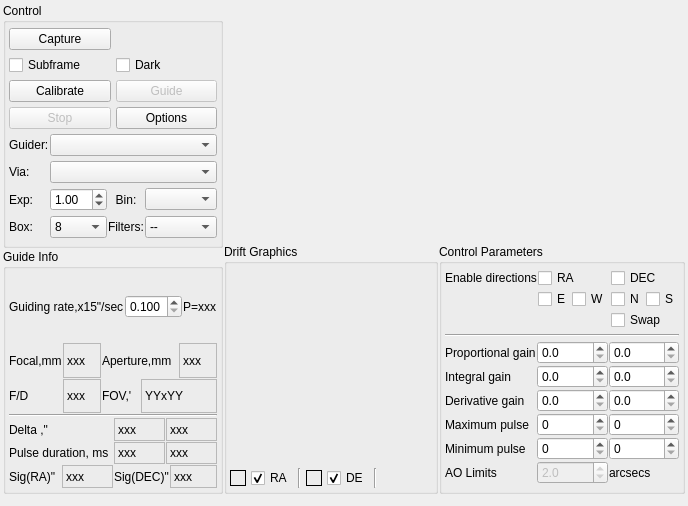
Above: kstars/ekos/guide/guide.ui from KDE/kstars before the change. Below: the same form after it.
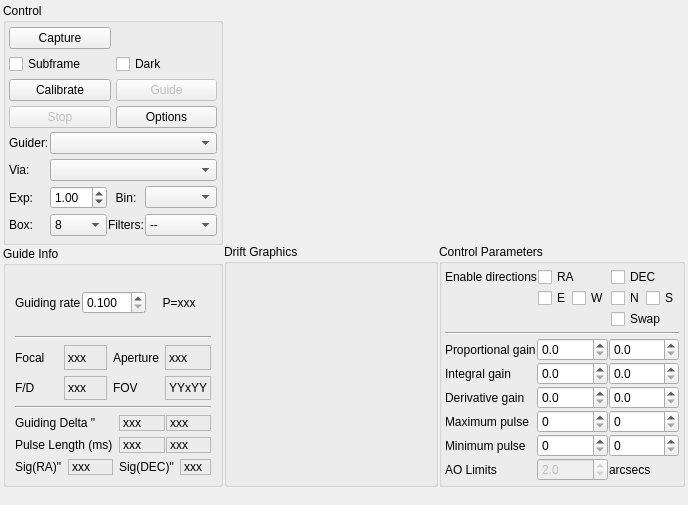
That is the form after the change. Custom widgets are drawn as their Qt base class.

Commit message: More progress on guide graph

```diff
--- a/kstars/ekos/guide/guide.ui
+++ b/kstars/ekos/guide/guide.ui
@@ -6,8 +6,8 @@
    <rect>
     <x>0</x>
     <y>0</y>
-    <width>682</width>
-    <height>506</height>
+    <width>686</width>
+    <height>505</height>
    </rect>
   </property>
   <layout class="QVBoxLayout" name="verticalLayout_5">
@@ -264,21 +264,6 @@
           <string>Guide Info</string>
          </property>
          <layout class="QVBoxLayout" name="verticalLayout">
-          <property name="spacing">
-           <number>1</number>
-          </property>
-          <property name="leftMargin">
-           <number>3</number>
-          </property>
-          <property name="topMargin">
-           <number>3</number>
-          </property>
-          <property name="rightMargin">
-           <number>3</number>
-          </property>
-          <property name="bottomMargin">
-           <number>3</number>
-          </property>
           <item>
            <layout class="QHBoxLayout" name="horizontalLayout_5">
             <property name="spacing">
@@ -290,7 +275,7 @@
                <string>Mount guiding rate</string>
               </property>
               <property name="text">
-               <string>Guiding rate,x15&quot;/sec</string>
+               <string>Guiding rate</string>
               </property>
              </widget>
             </item>
@@ -318,19 +303,26 @@
               <property name="text">
                <string notr="true">P=xxx</string>
               </property>
+              <property name="alignment">
+               <set>Qt::AlignCenter</set>
+              </property>
              </widget>
             </item>
            </layout>
           </item>
+          <item>
+           <widget class="Line" name="line_3">
+            <property name="orientation">
+             <enum>Qt::Horizontal</enum>
+            </property>
+           </widget>
+          </item>
           <item>
            <layout class="QGridLayout" name="gridLayout_4">
-            <property name="spacing">
-             <number>1</number>
-            </property>
             <item row="0" column="0">
              <widget class="QLabel" name="l_5">
               <property name="text">
-               <string>Focal,mm</string>
+               <string>Focal</string>
               </property>
              </widget>
             </item>
@@ -353,14 +345,14 @@
               </property>
              </widget>
             </item>
-            <item row="0" column="2" colspan="2">
+            <item row="0" column="2">
              <widget class="QLabel" name="l_6">
               <property name="text">
-               <string>Aperture,mm</string>
+               <string>Aperture</string>
               </property>
              </widget>
             </item>
-            <item row="0" column="4">
+            <item row="0" column="3">
              <widget class="QLabel" name="l_Aperture">
               <property name="frameShape">
                <enum>QFrame::StyledPanel</enum>
@@ -402,11 +394,11 @@
             <item row="1" column="2">
              <widget class="QLabel" name="l_8">
               <property name="text">
-               <string>FOV,'</string>
+               <string>FOV</string>
               </property>
              </widget>
             </item>
-            <item row="1" column="3" colspan="2">
+            <item row="1" column="3">
              <widget class="QLabel" name="l_FOV">
               <property name="frameShape">
                <enum>QFrame::StyledPanel</enum>
@@ -433,13 +425,10 @@
           </item>
           <item>
            <layout class="QGridLayout" name="gridLayout">
-            <property name="spacing">
-             <number>1</number>
-            </property>
             <item row="0" column="0">
              <widget class="QLabel" name="l_16">
               <property name="text">
-               <string>Delta ,&quot;</string>
+               <string>Guiding Delta &quot;</string>
               </property>
              </widget>
             </item>
@@ -485,7 +474,7 @@
             <item row="1" column="0">
              <widget class="QLabel" name="l_17">
               <property name="text">
-               <string>Pulse duration, ms</string>
+               <string>Pulse Length (ms)</string>
               </property>
              </widget>
             </item>
@@ -530,9 +519,6 @@
             </item>
             <item row="2" column="0">
              <layout class="QHBoxLayout" name="horizontalLayout">
-              <property name="spacing">
-               <number>1</number>
-              </property>
               <item>
                <widget class="QLabel" name="l_20">
                 <property name="text">
@@ -563,9 +549,6 @@
             </item>
             <item row="2" column="1">
              <layout class="QHBoxLayout" name="horizontalLayout_2">
-              <property name="spacing">
-               <number>1</number>
-              </property>
               <item>
                <widget class="QLabel" name="l_21">
                 <property name="text">
@@ -697,110 +680,6 @@
               </item>
              </layout>
             </item>
-            <item>
-             <layout class="QHBoxLayout" name="horizontalLayout_6">
-              <property name="spacing">
-               <number>5</number>
-              </property>
-              <item>
-               <widget class="QLabel" name="RADriftLabel">
-                <property name="minimumSize">
-                 <size>
-                  <width>16</width>
-                  <height>16</height>
-                 </size>
-                </property>
-                <property name="maximumSize">
-                 <size>
-                  <width>16</width>
-                  <height>16</height>
-                 </size>
-                </property>
-                <property name="frameShape">
-                 <enum>QFrame::Box</enum>
-                </property>
-                <property name="text">
-                 <string/>
-                </property>
-               </widget>
-              </item>
-              <item>
-               <widget class="QCheckBox" name="RADriftEnableC">
-                <property name="toolTip">
-                 <string>Draw RA deviation</string>
-                </property>
-                <property name="text">
-                 <string>RA</string>
-                </property>
-                <property name="checked">
-                 <bool>true</bool>
-                </property>
-               </widget>
-              </item>
-              <item>
-               <widget class="Line" name="line_3">
-                <property name="orientation">
-                 <enum>Qt::Vertical</enum>
-                </property>
-               </widget>
-              </item>
-              <item>
-               <widget class="QLabel" name="DEDriftLabel">
-                <property name="minimumSize">
-                 <size>
-                  <width>16</width>
-                  <height>16</height>
-                 </size>
-                </property>
-                <property name="maximumSize">
-                 <size>
-                  <width>16</width>
-                  <height>16</height>
-                 </size>
-                </property>
-                <property name="frameShape">
-                 <enum>QFrame::Box</enum>
-                </property>
-                <property name="text">
-                 <string/>
-                </property>
-               </widget>
-              </item>
-              <item>
-               <widget class="QCheckBox" name="DEDriftEnableC">
-                <property name="toolTip">
-                 <string>Draw DEC Deviation</string>
-                </property>
-                <property name="text">
-                 <string>DE</string>
-                </property>
-                <property name="checked">
-                 <bool>true</bool>
-                </property>
-               </widget>
-              </item>
-              <item>
-               <widget class="Line" name="line_4">
-                <property name="orientation">
-                 <enum>Qt::Vertical</enum>
-                </property>
-               </widget>
-              </item>
-              <item>
-               <spacer name="horizontalSpacer_4">
-                <property name="orientation">
-                 <enum>Qt::Horizontal</enum>
-                </property>
-                <property name="sizeHint" stdset="0">
-                 <size>
-                  <width>13</width>
-                  <height>17</height>
-                 </size>
-                </property>
-               </spacer>
-              </item>
-             </layout>
-            </item>
            </layout>
           </widget>
          </item>
```
Left out of the diff: 19 changed lines with no effect on the pictures. The commit also changes 5 other files.
